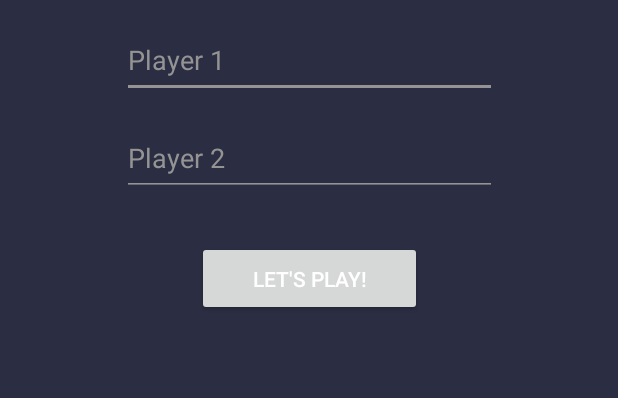
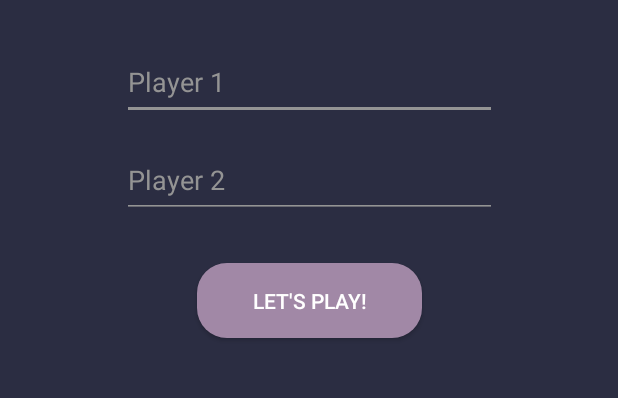
Before and after one commit to madoska/Pietjesbak, an Android app: the layout activity_login.xml on its own in the app's theme, with its tools: preview values and no code run, on a phone screen of 412 x 824 dp, the part 432-830 px from its top. Run offline under Robolectric (Android 15) with nearby library versions, the phone set to English and light mode, and no system bars.

Commit message:
added styling to button

```diff
--- a/app/src/main/res/layout/activity_login.xml
+++ b/app/src/main/res/layout/activity_login.xml
@@ -41,7 +41,7 @@
         app:layout_constraintHorizontal_bias="0.5"
         app:layout_constraintLeft_toLeftOf="parent"
         app:layout_constraintRight_toRightOf="parent"
-        android:layout_marginTop="15dp"/>
+        android:layout_marginTop="30dp"/>
 
     <EditText
         android:id="@+id/player2"
@@ -65,6 +65,7 @@
         android:layout_height="50dp"
         android:text="Let's play!"
         android:textColor="@color/white"
+        android:background="@drawable/btn_login"
         app:layout_constraintTop_toBottomOf="@+id/player2"
         app:layout_constraintHorizontal_bias="0.5"
         app:layout_constraintLeft_toLeftOf="parent"
```
